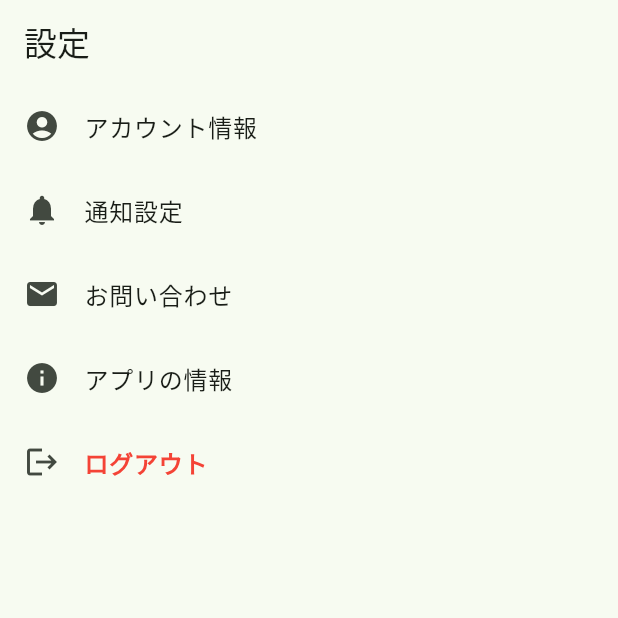
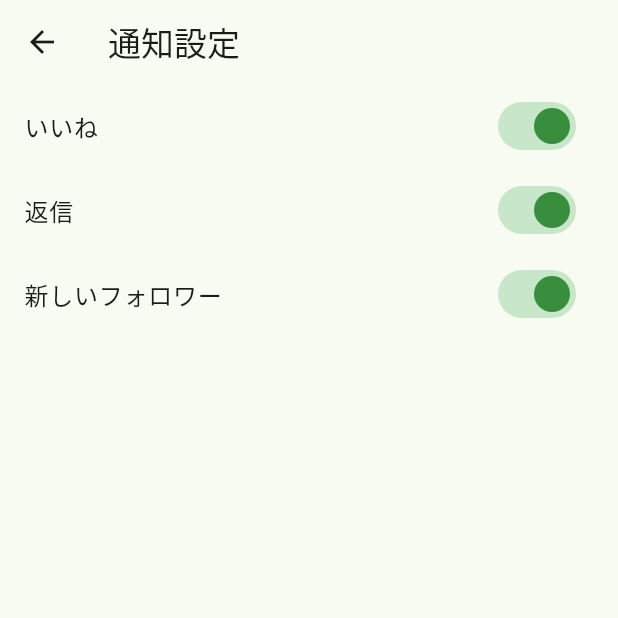
Before and after one commit to tarofess/green_heart, a Flutter app: the SettingsPage screen opened by its route, after a tap on "通知設定", on a phone screen of 412 x 824 dp, the top half of it. Run offline on Flutter 3.47's test engine with Material 3 defaults, Android fonts, the phone set to English and light mode, and no system bars; our stand-ins replace auth_buttons, cloud_firestore, firebase_auth, firebase_core, firebase_crashlytics, firebase_storage and 11 more; accounts and stored records are empty; generated files the repository leaves out were written again; Roboto replaces fonts that are missing (MPLUSRounded1c-Regular).

Commit message:
通知設定画面のUIのみ作成（後ほどプッシュ通知の実装）

```diff
--- /dev/null
+++ b/lib/presentation/page/notification_setting_page.dart
@@ -0,0 +1,81 @@
+import 'package:flutter/material.dart';
+import 'package:flutter_hooks/flutter_hooks.dart';
+import 'package:hooks_riverpod/hooks_riverpod.dart';
+
+class NotificationSettingPage extends HookConsumerWidget {
+  const NotificationSettingPage({super.key});
+
+  @override
+  Widget build(BuildContext context, WidgetRef ref) {
+    final likeSwitchValue = useState(true);
+    final replySwitchValue = useState(true);
+    final newFollowerSwitchValue = useState(true);
+
+    return Scaffold(
+      appBar: AppBar(title: const Text('通知設定')),
+      body: Center(
+        child: ListView(
+          children: [
+            _buildLikeSwitch(context, ref, likeSwitchValue),
+            _buildReplySwitch(context, ref, replySwitchValue),
+            _buildNewFollowerSwitch(context, ref, newFollowerSwitchValue),
+          ],
+        ),
+      ),
+    );
+  }
+
+  Widget _buildLikeSwitch(
+    BuildContext context,
+    WidgetRef ref,
+    ValueNotifier<bool> likeSwitchValue,
+  ) {
+    return ListTile(
+      title: const Text('いいね'),
+      trailing: Switch(
+        value: likeSwitchValue.value,
+        activeColor: Colors.green[700],
+        activeTrackColor: Colors.green[100],
+        onChanged: (value) {
+          likeSwitchValue.value = value;
+        },
+      ),
+    );
+  }
+
+  Widget _buildReplySwitch(
+    BuildContext context,
+    WidgetRef ref,
+    ValueNotifier<bool> replySwitchValue,
+  ) {
+    return ListTile(
+      title: const Text('返信'),
+      trailing: Switch(
+        value: replySwitchValue.value,
+        activeColor: Colors.green[700],
+        activeTrackColor: Colors.green[100],
+        onChanged: (value) {
+          replySwitchValue.value = value;
+        },
+      ),
+    );
+  }
+
+  Widget _buildNewFollowerSwitch(
+    BuildContext context,
+    WidgetRef ref,
+    ValueNotifier<bool> newFollowerSwitchValue,
+  ) {
+    return ListTile(
+      title: const Text('新しいフォロワー'),
+      trailing: Switch(
+        value: newFollowerSwitchValue.value,
+        activeColor: Colors.green[700],
+        activeTrackColor: Colors.green[100],
+        onChanged: (value) {
+          newFollowerSwitchValue.value = value;
+        },
+      ),
+    );
+  }
+}
--- a/lib/presentation/page/settings_page.dart
+++ b/lib/presentation/page/settings_page.dart
@@ -40,7 +40,9 @@ class SettingsPage extends ConsumerWidget {
     return ListTile(
       leading: const Icon(Icons.notifications),
       title: const Text('通知設定'),
-      onTap: () {},
+      onTap: () {
+        context.push('/notification_setting');
+      },
     );
   }
 
--- a/lib/presentation/router/router.dart
+++ b/lib/presentation/router/router.dart
@@ -1,5 +1,6 @@
 import 'package:flutter/material.dart';
 import 'package:go_router/go_router.dart';
+import 'package:green_heart/presentation/page/notification_setting_page.dart';
 import 'package:hooks_riverpod/hooks_riverpod.dart';
 
 import 'package:green_heart/application/state/auth_state_provider.dart';
@@ -36,6 +37,10 @@ final routerProvider = Provider<GoRouter>((ref) {
         builder: (context, state) => const AccountPage(),
       ),
       GoRoute(
+        path: '/notification_setting',
+        builder: (context, state) => const NotificationSettingPage(),
+      ),
+      GoRoute(
         path: '/app_info',
         builder: (context, state) {
           final Map<String, dynamic> extra =
```
